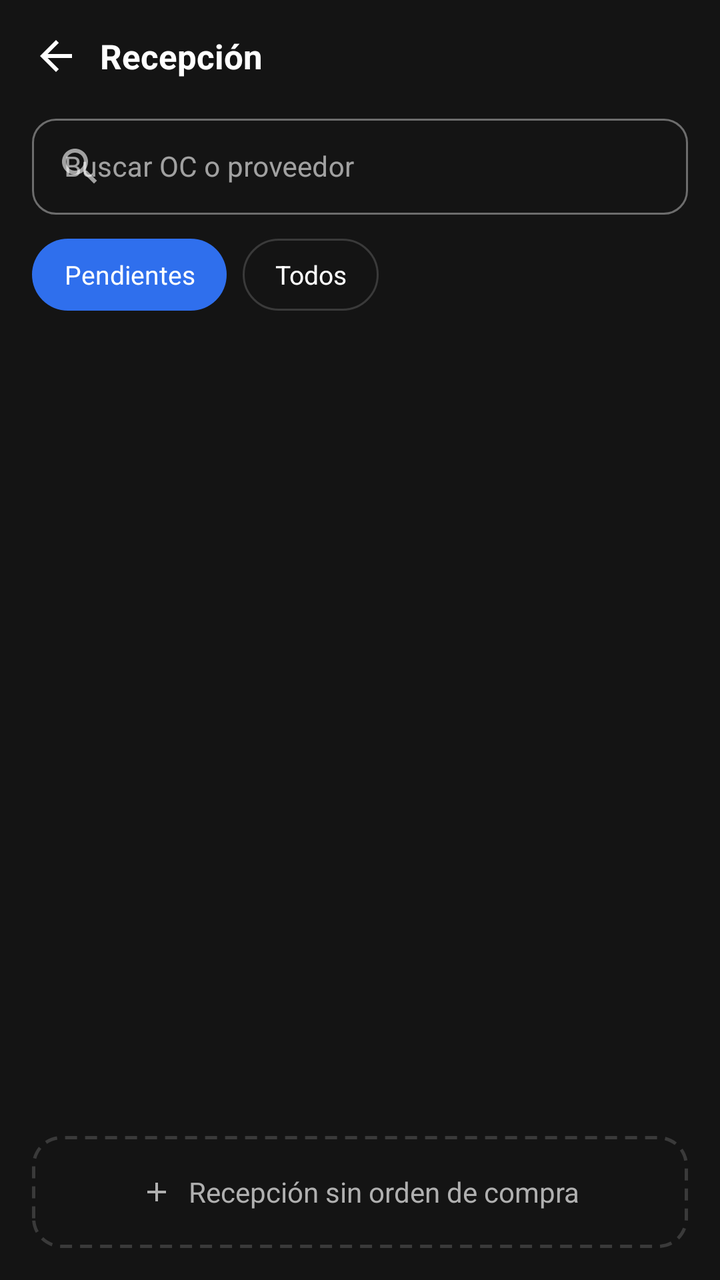
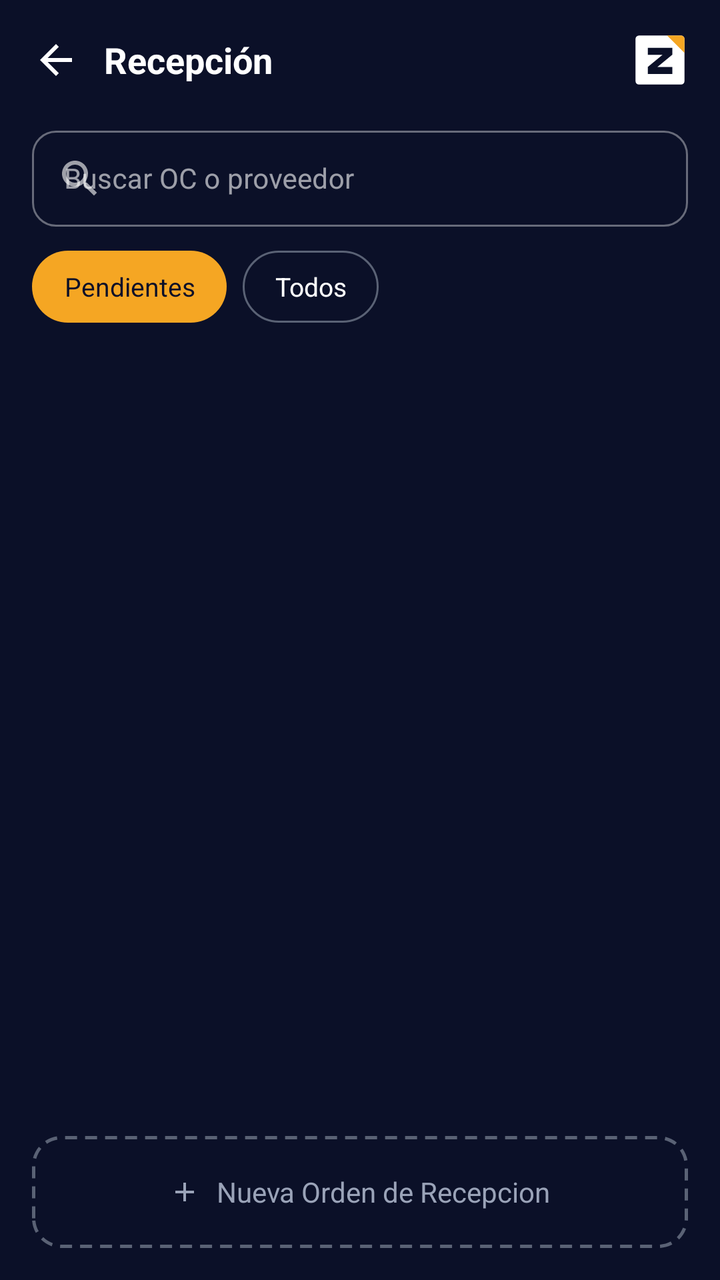

Screens rendered from an Android XML layout before and after an edit, with the pre-edit source and the edit as a unified diff.
<!-- AndroidManifest.xml: application theme Theme.ERPBodega -->
<!-- res/layout/activity_reception_list.xml -->
<?xml version="1.0" encoding="utf-8"?>
<LinearLayout xmlns:android="http://schemas.android.com/apk/res/android"
    xmlns:app="http://schemas.android.com/apk/res-auto"
    android:layout_width="match_parent"
    android:layout_height="match_parent"
    android:background="@color/surface_background"
    android:orientation="vertical"
    android:padding="16dp">

    
    <LinearLayout
        android:layout_width="match_parent"
        android:layout_height="wrap_content"
        android:orientation="horizontal"
        android:gravity="center_vertical"
        android:layout_marginBottom="14dp">

        <ImageView
            android:id="@+id/btnBack"
            android:layout_width="24dp"
            android:layout_height="24dp"
            android:src="@drawable/ic_arrow_back_24"
            app:tint="@color/text_primary"
            android:contentDescription="@string/cd_back" />

        <TextView
            android:layout_width="wrap_content"
            android:layout_height="wrap_content"
            android:layout_marginStart="10dp"
            android:text="@string/reception_title"
            android:textColor="@color/text_primary"
            android:textSize="17sp"
            android:textStyle="bold" />
    </LinearLayout>

    
    <com.google.android.material.textfield.TextInputLayout
        style="@style/Widget.MaterialComponents.TextInputLayout.OutlinedBox"
        android:layout_width="match_parent"
        android:layout_height="wrap_content"
        android:layout_marginBottom="12dp"
        android:hint="@string/reception_search_hint"
        app:startIconDrawable="@drawable/ic_search_24"
        app:boxCornerRadiusTopStart="12dp"
        app:boxCornerRadiusTopEnd="12dp"
        app:boxCornerRadiusBottomStart="12dp"
        app:boxCornerRadiusBottomEnd="12dp">

        <com.google.android.material.textfield.TextInputEditText
            android:id="@+id/etSearch"
            android:layout_width="match_parent"
            android:layout_height="48dp"
            android:textSize="14sp" />
    </com.google.android.material.textfield.TextInputLayout>

    
    <LinearLayout
        android:layout_width="wrap_content"
        android:layout_height="wrap_content"
        android:orientation="horizontal"
        android:layout_marginBottom="14dp">

        <TextView
            android:id="@+id/tabPending"
            android:layout_width="wrap_content"
            android:layout_height="36dp"
            android:background="@drawable/bg_tab_selected"
            android:gravity="center"
            android:paddingHorizontal="16dp"
            android:text="@string/tab_pending"
            android:textColor="@color/on_accent"
            android:textSize="13sp" />

        <TextView
            android:id="@+id/tabAll"
            android:layout_width="wrap_content"
            android:layout_height="36dp"
            android:layout_marginStart="8dp"
            android:background="@drawable/bg_tab_unselected"
            android:gravity="center"
            android:paddingHorizontal="16dp"
            android:text="@string/tab_all"
            android:textColor="@color/text_primary"
            android:textSize="13sp" />
    </LinearLayout>

    
    <androidx.recyclerview.widget.RecyclerView
        android:id="@+id/recyclerView"
        android:layout_width="match_parent"
        android:layout_height="0dp"
        android:layout_weight="1"
        android:clipToPadding="false"
        android:paddingBottom="8dp" />

    <ProgressBar
        android:id="@+id/progressBar"
        android:layout_width="wrap_content"
        android:layout_height="wrap_content"
        android:layout_gravity="center"
        android:visibility="gone" />

    <TextView
        android:id="@+id/tvEmpty"
        android:layout_width="match_parent"
        android:layout_height="wrap_content"
        android:layout_marginTop="40dp"
        android:gravity="center"
        android:text="@string/reception_empty_state"
        android:textColor="@color/text_secondary"
        android:textSize="14sp"
        android:visibility="gone" />

    
    <LinearLayout
        android:id="@+id/btnReceiveWithoutPO"
        android:layout_width="match_parent"
        android:layout_height="56dp"
        android:layout_marginTop="10dp"
        android:background="@drawable/bg_card_dashed"
        android:orientation="horizontal"
        android:gravity="center"
        android:clickable="true"
        android:focusable="true">

        <ImageView
            android:layout_width="16dp"
            android:layout_height="16dp"
            android:src="@drawable/ic_plus_24"
            app:tint="@color/text_secondary"
            android:contentDescription="@null" />

        <TextView
            android:layout_width="wrap_content"
            android:layout_height="wrap_content"
            android:layout_marginStart="8dp"
            android:text="@string/reception_without_po"
            android:textColor="@color/text_secondary"
            android:textSize="14sp" />
    </LinearLayout>

</LinearLayout>
<!-- resources referenced by this layout -->
<resources>
  <color name="on_accent">#FFFFFF</color>
  <color name="surface_background">#141414</color>
  <color name="text_primary">#FFFFFF</color>
  <color name="text_secondary">#B0B0B0</color>
  <!-- drawable bg_card_dashed (drawable) -->
  <?xml version="1.0" encoding="utf-8"?>
  <shape xmlns:android="http://schemas.android.com/apk/res/android" android:shape="rectangle">
      <stroke android:width="1.5dp" android:color="@color/input_border" android:dashWidth="6dp" android:dashGap="4dp" />
      <corners android:radius="14dp" />
  </shape>
  <!-- drawable bg_tab_selected (drawable) -->
  <?xml version="1.0" encoding="utf-8"?>
  <shape xmlns:android="http://schemas.android.com/apk/res/android" android:shape="rectangle">
      <solid android:color="@color/accent_fill" />
      <corners android:radius="20dp" />
  </shape>
  <!-- drawable bg_tab_unselected (drawable) -->
  <?xml version="1.0" encoding="utf-8"?>
  <shape xmlns:android="http://schemas.android.com/apk/res/android" android:shape="rectangle">
      <stroke android:width="1dp" android:color="@color/input_border" />
      <corners android:radius="20dp" />
  </shape>
  <!-- drawable ic_arrow_back_24 (drawable) -->
  <?xml version="1.0" encoding="utf-8"?>
  <vector xmlns:android="http://schemas.android.com/apk/res/android"
      android:width="24dp" android:height="24dp"
      android:viewportWidth="24" android:viewportHeight="24"
      android:tint="?attr/colorControlNormal">
      <path android:fillColor="#FF000000"
          android:pathData="M20,11H7.83l5.59,-5.59L12,4l-8,8 8,8 1.41,-1.41L7.83,13H20v-2z" />
  </vector>
  <!-- drawable ic_plus_24 (drawable) -->
  <?xml version="1.0" encoding="utf-8"?>
  <vector xmlns:android="http://schemas.android.com/apk/res/android"
      android:width="24dp" android:height="24dp"
      android:viewportWidth="24" android:viewportHeight="24"
      android:tint="?attr/colorControlNormal">
      <path android:fillColor="#FF000000"
          android:pathData="M19,13h-6v6h-2v-6H5v-2h6V5h2v6h6v2z" />
  </vector>
  <!-- drawable ic_search_24 (drawable) -->
  <?xml version="1.0" encoding="utf-8"?>
  <vector xmlns:android="http://schemas.android.com/apk/res/android"
      android:width="24dp" android:height="24dp"
      android:viewportWidth="24" android:viewportHeight="24"
      android:tint="?attr/colorControlNormal">
      <path android:fillColor="#FF000000"
          android:pathData="M15.5,14h-0.79l-0.28,-0.27C15.41,12.59 16,11.11 16,9.5 16,5.91 13.09,3 9.5,3S3,5.91 3,9.5 5.91,16 9.5,16c1.61,0 3.09,-0.59 4.23,-1.57l0.27,0.28v0.79l5,4.99L20.49,19zM9.5,14C7,14 5,12 5,9.5S7,5 9.5,5 14,7 14,9.5 12,14 9.5,14z" />
  </vector>
  <string name="cd_back">Volver</string>
  <string name="reception_empty_state">No hay órdenes de compra pendientes</string>
  <string name="reception_search_hint">Buscar OC o proveedor</string>
  <string name="reception_title">Recepción</string>
  <string name="reception_without_po">Recepción sin orden de compra</string>
  <string name="tab_all">Todos</string>
  <string name="tab_pending">Pendientes</string>
  <color name="input_border">#3A3A3A</color>
  <color name="accent_fill">#2F6FED</color>
  <color name="surface_input">#1A1A1A</color>
  <!-- unchanged entries left out for length: 1 -->
</resources>

<!-- the commit's change to res/layout/activity_reception_list.xml (unified diff, before → after) -->
@@ -13,7 +13,7 @@
         android:layout_height="wrap_content"
         android:orientation="horizontal"
         android:gravity="center_vertical"
-        android:layout_marginBottom="14dp">
+        android:layout_marginBottom="16dp">
 
         <ImageView
             android:id="@+id/btnBack"
@@ -24,13 +24,21 @@
             android:contentDescription="@string/cd_back" />
 
         <TextView
-            android:layout_width="wrap_content"
+            android:id="@+id/tvReceptionTitle"
+            android:layout_width="0dp"
             android:layout_height="wrap_content"
-            android:layout_marginStart="10dp"
+            android:layout_weight="1"
+            android:layout_marginStart="12dp"
             android:text="@string/reception_title"
             android:textColor="@color/text_primary"
-            android:textSize="17sp"
+            android:textSize="18sp"
             android:textStyle="bold" />
+
+        <ImageView
+            android:layout_width="28dp"
+            android:layout_height="28dp"
+            android:src="@drawable/ic_zenith_logo"
+            android:contentDescription="@null" />
     </LinearLayout>
 
     
<!-- resource entries referenced after the edit -->
@@ -1,9 +1,9 @@
 <!-- resources referenced by this layout -->
 <resources>
-  <color name="on_accent">#FFFFFF</color>
-  <color name="surface_background">#141414</color>
+  <color name="on_accent">#0B1028</color>
+  <color name="surface_background">#0B1028</color>
   <color name="text_primary">#FFFFFF</color>
-  <color name="text_secondary">#B0B0B0</color>
+  <color name="text_secondary">#9AA3B8</color>
   <!-- drawable bg_card_dashed (drawable) -->
   <?xml version="1.0" encoding="utf-8"?>
   <shape xmlns:android="http://schemas.android.com/apk/res/android" android:shape="rectangle">
@@ -49,16 +49,39 @@
       <path android:fillColor="#FF000000"
           android:pathData="M15.5,14h-0.79l-0.28,-0.27C15.41,12.59 16,11.11 16,9.5 16,5.91 13.09,3 9.5,3S3,5.91 3,9.5 5.91,16 9.5,16c1.61,0 3.09,-0.59 4.23,-1.57l0.27,0.28v0.79l5,4.99L20.49,19zM9.5,14C7,14 5,12 5,9.5S7,5 9.5,5 14,7 14,9.5 12,14 9.5,14z" />
   </vector>
+  <!-- drawable ic_zenith_logo (drawable) -->
+  <vector xmlns:android="http://schemas.android.com/apk/res/android"
+      android:width="64dp"
+      android:height="64dp"
+      android:viewportWidth="64"
+      android:viewportHeight="64">
+  
+      
+      <path
+          android:fillColor="#FFFFFF"
+          android:pathData="M8,4 L56,4 A4,4 0 0,1 60,8 L60,56 A4,4 0 0,1 56,60 L8,60 A4,4 0 0,1 4,56 L4,8 A4,4 0 0,1 8,4 Z" />
+  
+      
+      <path
+          android:fillColor="#F5A623"
+          android:pathData="M40,4 L56,4 A4,4 0 0,1 60,8 L60,24 Z" />
+  
+      
+      <path
+          android:fillColor="#0B1028"
+          android:pathData="M18,18 L46,18 L46,26 L29,40 L46,40 L46,48 L18,48 L18,40 L35,26 L18,26 Z" />
+  
+  </vector>
   <string name="cd_back">Volver</string>
   <string name="reception_empty_state">No hay órdenes de compra pendientes</string>
   <string name="reception_search_hint">Buscar OC o proveedor</string>
   <string name="reception_title">Recepción</string>
-  <string name="reception_without_po">Recepción sin orden de compra</string>
+  <string name="reception_without_po">Nueva Orden de Recepcion</string>
   <string name="tab_all">Todos</string>
   <string name="tab_pending">Pendientes</string>
-  <color name="input_border">#3A3A3A</color>
-  <color name="accent_fill">#2F6FED</color>
-  <color name="surface_input">#1A1A1A</color>
+  <color name="input_border">#5A6275</color>
+  <color name="accent_fill">#F5A623</color>
+  <color name="surface_input">#1C2547</color>
   <!-- unchanged entries left out for length: 1 -->
 </resources>
 
